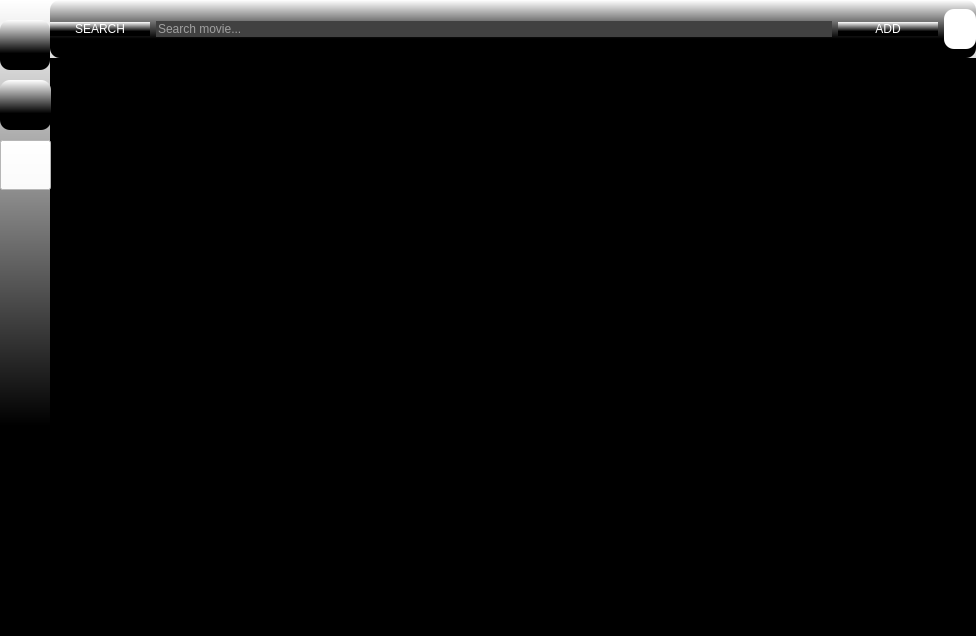
Qt form ui/CRUD.ui (xbinh47/PTI_TungNam_DaiKhang) before a commit.
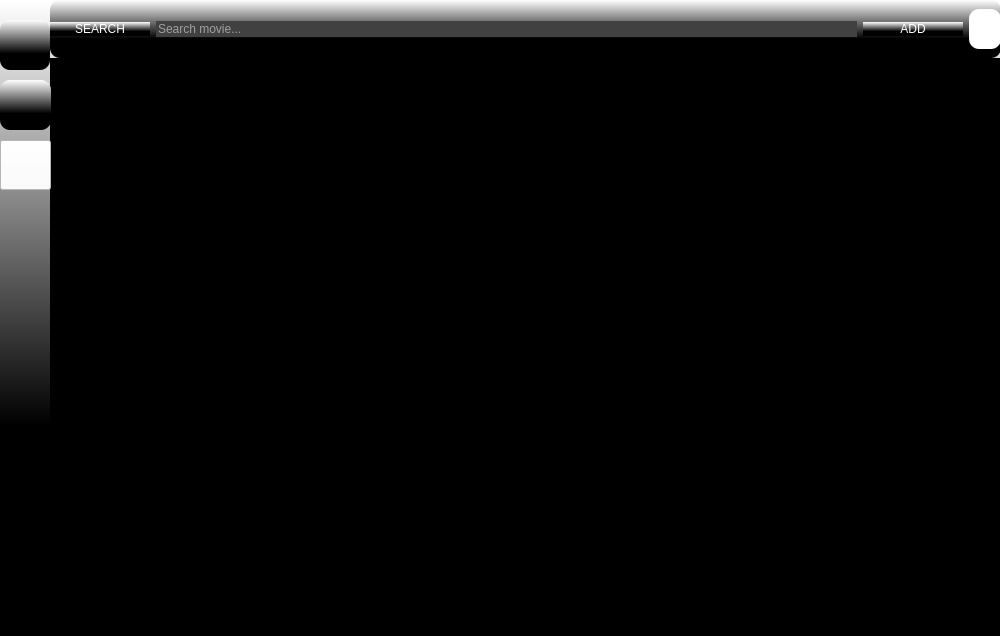
The same form after that commit. Icons and pictures are not drawn.

Patch:
```diff
--- a/ui/CRUD.ui
+++ b/ui/CRUD.ui
@@ -6,7 +6,7 @@
    <rect>
     <x>0</x>
     <y>0</y>
-    <width>976</width>
+    <width>1000</width>
     <height>636</height>
    </rect>
   </property>
@@ -31,7 +31,7 @@
      <rect>
       <x>50</x>
       <y>0</y>
-      <width>926</width>
+      <width>951</width>
       <height>625</height>
      </rect>
     </property>
@@ -164,7 +164,7 @@
          <rect>
           <x>0</x>
           <y>0</y>
-          <width>924</width>
+          <width>949</width>
           <height>559</height>
          </rect>
         </property>
```
